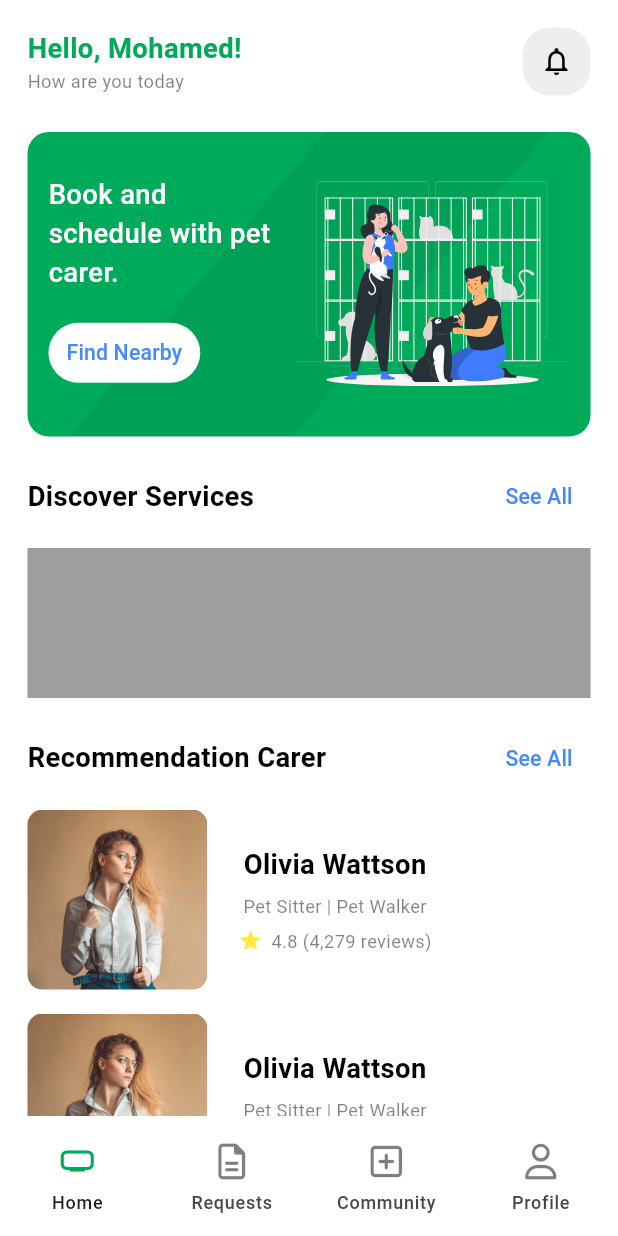
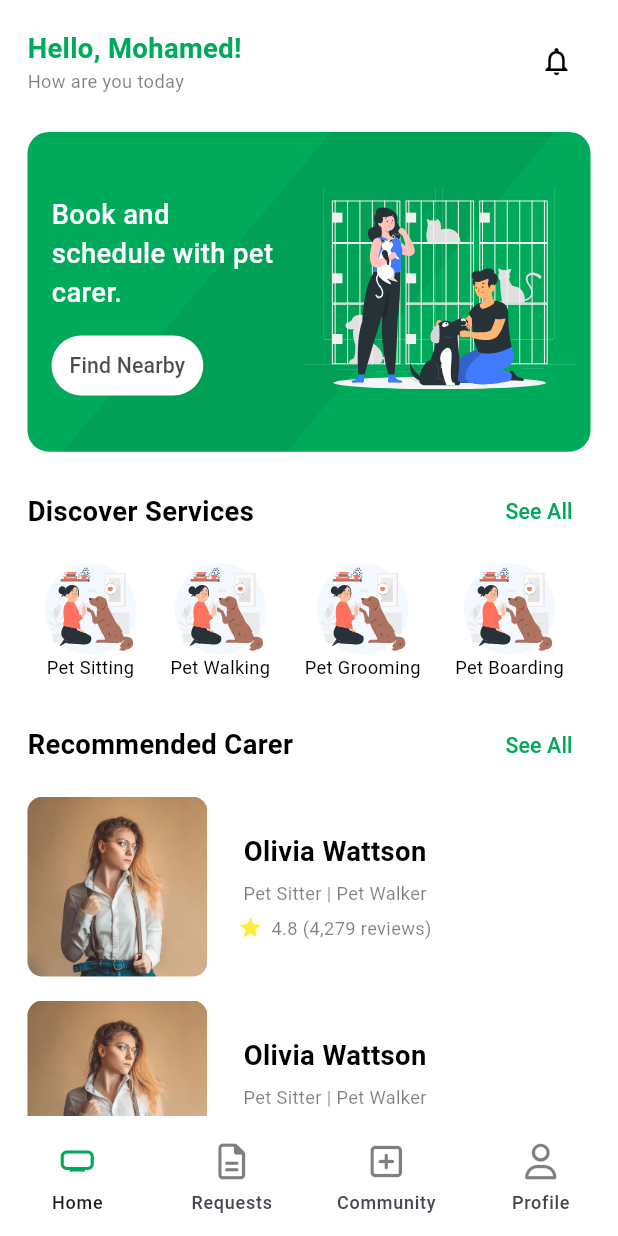
Before and after one commit to Loaiosama/PetYard, a Flutter app: the HomeScreen screen opened by its route, on a phone screen of 412 x 824 dp. Run offline on Flutter 3.47's test engine with Material 3 defaults, Android fonts, the phone set to English and light mode, and no system bars; our stand-ins replace animated_splash_screen, dio, flutter_screenutil, flutter_secure_storage, flutter_svg, font_awesome_flutter and 2 more; accounts and stored records are empty.

Commit message:
Home screen done

```diff
--- /dev/null
+++ b/petowner_frontend/lib/features/home/data/model/service_map.dart
@@ -0,0 +1,22 @@
+List<Map<String, dynamic>> homeServicesMap = [
+  {
+    'image': 'assets/svgs/test (2).svg',
+    'title': 'Pet Sitting',
+  },
+  {
+    'image': 'assets/svgs/test (2).svg',
+    'title': 'Pet Walking',
+  },
+  {
+    'image': 'assets/svgs/test (2).svg',
+    'title': 'Pet Grooming',
+  },
+  {
+    'image': 'assets/svgs/test (2).svg',
+    'title': 'Pet Boarding',
+  },
+  {
+    'image': 'assets/svgs/test (2).svg',
+    'title': 'Health Care',
+  },
+];
--- a/petowner_frontend/lib/features/home/presentation/view/widgets/home_app_bar.dart
+++ b/petowner_frontend/lib/features/home/presentation/view/widgets/home_app_bar.dart
@@ -27,7 +27,7 @@ class HomeAppBar extends StatelessWidget {
           width: MediaQuery.of(context).size.width * 0.11,
           height: MediaQuery.of(context).size.width * 0.11,
           decoration: BoxDecoration(
-            color: Colors.grey[200],
+            // color: Colors.grey[200],
             borderRadius: BorderRadius.circular(18.0.r),
           ),
           child: Center(
--- a/petowner_frontend/lib/features/home/presentation/view/widgets/home_banner.dart
+++ b/petowner_frontend/lib/features/home/presentation/view/widgets/home_banner.dart
@@ -1,4 +1,3 @@
-
 import 'package:flutter/material.dart';
 import 'package:flutter_screenutil/flutter_screenutil.dart';
 import 'package:flutter_svg/flutter_svg.dart';
@@ -13,7 +12,7 @@ class HomeBanner extends StatelessWidget {
   Widget build(BuildContext context) {
     return Container(
       width: double.infinity,
-      height: 200.h,
+      height: 210.h,
       decoration: BoxDecoration(
         borderRadius: BorderRadius.circular(14.0.r),
         color: kPrimaryGreen,
@@ -44,15 +43,17 @@ class HomeBanner extends StatelessWidget {
             ),
           ),
           Padding(
-            padding: const EdgeInsets.only(
-                left: 14.0, right: 14.0, top: 20.0, bottom: 14.0),
+            padding:  EdgeInsets.only(
+                left: 14.0.w, right: 8.0.w,),
             child: Row(
               mainAxisAlignment: MainAxisAlignment.spaceBetween,
+              crossAxisAlignment: CrossAxisAlignment.center,
               children: [
                 Padding(
-                  padding: const EdgeInsets.only(top: 9.0),
+                  padding:  EdgeInsets.only(top: 9.0.h),
                   child: Column(
                     crossAxisAlignment: CrossAxisAlignment.start,
+                    mainAxisAlignment: MainAxisAlignment.center,
                     children: [
                       SizedBox(
                         width: MediaQuery.of(context).size.width * 0.36,
@@ -62,7 +63,7 @@ class HomeBanner extends StatelessWidget {
                               .copyWith(color: Colors.white),
                         ),
                       ),
-                      heightSizedBox(16),
+                      heightSizedBox(11),
                       TextButton(
                         onPressed: () {},
                         style: TextButton.styleFrom(
@@ -70,8 +71,9 @@ class HomeBanner extends StatelessWidget {
                         ),
                         child: Text(
                           'Find Nearby',
+                          //blue accent or grey
                           style: Styles.styles18MediumWhite
-                              .copyWith(color: Colors.blueAccent,fontSize: 14.sp),
+                              .copyWith(color: Colors.black.withOpacity(0.7),fontSize: 14.sp),
                         ),
                       ),
                     ],
--- a/petowner_frontend/lib/features/home/presentation/view/widgets/home_screen_body.dart
+++ b/petowner_frontend/lib/features/home/presentation/view/widgets/home_screen_body.dart
@@ -30,9 +30,9 @@ class HomeScreenBody extends StatelessWidget {
                   heightSizedBox(24),
                   const HomeBanner(),
                   heightSizedBox(16),
-                  const MainServiceWidget(),
+                  const DiscoverServiceWidget(),
                   heightSizedBox(16),
-                  SeeAllRow(title: 'Recommendation Carer', onPressed: () {}),
+                  SeeAllRow(title: 'Recommended Carer', onPressed: () {}),
                   heightSizedBox(10),
                 ],
               ),
--- a/petowner_frontend/lib/features/home/presentation/view/widgets/main_service_widget.dart
+++ b/petowner_frontend/lib/features/home/presentation/view/widgets/main_service_widget.dart
@@ -1,26 +1,76 @@
-
 import 'package:flutter/material.dart';
+import 'package:flutter_screenutil/flutter_screenutil.dart';
+import 'package:flutter_svg/flutter_svg.dart';
 import 'package:petowner_frontend/core/utils/helpers/spacing.dart';
+import 'package:petowner_frontend/core/utils/theming/fonts_helper.dart';
+import 'package:petowner_frontend/core/utils/theming/styles.dart';
+import 'package:petowner_frontend/features/home/data/model/service_map.dart';
 
 import 'see_all.dart';
 
-class MainServiceWidget extends StatelessWidget {
-  const MainServiceWidget({super.key});
+class DiscoverServiceWidget extends StatelessWidget {
+  const DiscoverServiceWidget({super.key});
 
   @override
   Widget build(BuildContext context) {
     return Column(
+      crossAxisAlignment: CrossAxisAlignment.start,
       children: [
         SeeAllRow(
           title: 'Discover Services',
           onPressed: () {},
         ),
         heightSizedBox(10),
-        Container(
-          width: double.infinity,
-          height: 100,
-          color: Colors.grey,
+        SizedBox(
+          height: 80.h,
+          child: ListView.builder(
+            itemCount: 5,
+            scrollDirection: Axis.horizontal,
+            itemBuilder: (context, index) {
+              return Padding(
+                padding: EdgeInsets.only(left: 10.0.w,right: 10.0.w),
+                child: Column(
+                  children: [
+                    CircleAvatar(
+                      backgroundColor: const Color.fromRGBO(244, 248, 255, 1),
+                      radius: 30.r,
+                      child: SvgPicture.asset(
+                        homeServicesMap[index]['image'],
+                        fit: BoxFit.cover,
+                      ),
+                    ),
+                    Text(
+                      homeServicesMap[index]['title'],
+                      style: Styles.styles12RegularOpacityBlack
+                          .copyWith(color: Colors.black,fontWeight: FontsHelper.regular),
+                    ),
+                  ],
+                ),
+              );
+            },
+          ),
         ),
+        // Row(
+        //   children: List.generate(
+        //     4,
+        //     (index) => Padding(
+        //       padding: EdgeInsets.only(right: 8.0.w),
+        //       child: Column(
+        //         children: [
+        //           CircleAvatar(
+        //             backgroundColor: const Color.fromRGBO(244, 248, 255, 1),
+        //             radius: 40.r,
+        //             child: SvgPicture.asset(
+        //               'assets/svgs/test (2).svg',
+        //               fit: BoxFit.cover,
+        //             ),
+        //           ),
+        //           const Text('Pet Sitting'),
+        //         ],
+        //       ),
+        //     ),
+        //   ),
+        // )
       ],
     );
   }
--- a/petowner_frontend/lib/features/home/presentation/view/widgets/see_all.dart
+++ b/petowner_frontend/lib/features/home/presentation/view/widgets/see_all.dart
@@ -1,5 +1,6 @@
 import 'package:flutter/material.dart';
 import 'package:flutter_screenutil/flutter_screenutil.dart';
+import 'package:petowner_frontend/core/utils/theming/colors.dart';
 import 'package:petowner_frontend/core/utils/theming/styles.dart';
 
 class SeeAllRow extends StatelessWidget {
@@ -22,7 +23,8 @@ class SeeAllRow extends StatelessWidget {
           child: Text(
             'See All',
             style: TextStyle(
-              color: Colors.blueAccent,
+              //blue accent or green
+              color: kPrimaryGreen,
               fontSize: 14.sp,
             ),
           ),
```
Also changed, not shown: petowner_frontend/assets/images/home_walking.jpg (added), petowner_frontend/assets/svgs/home_sitting_service.svg (added), petowner_frontend/assets/svgs/test (2).svg (added).
